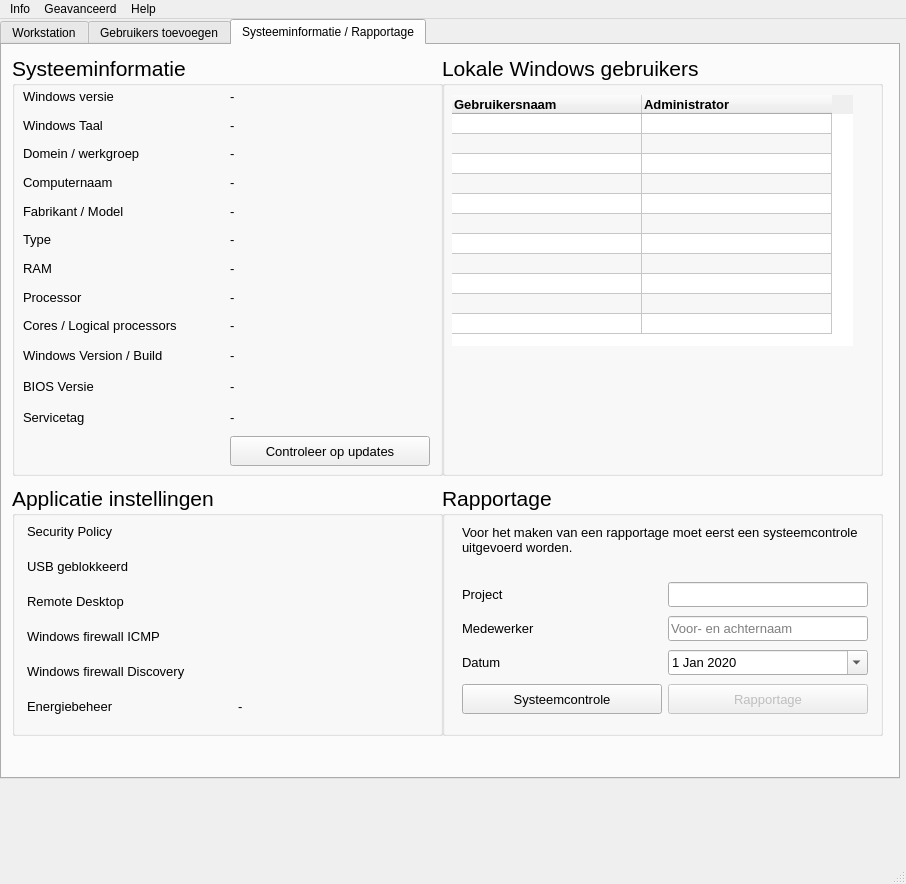
Qt form src/resources/ui/main_window.ui (jebr/windows-deployment-tool) before a commit.
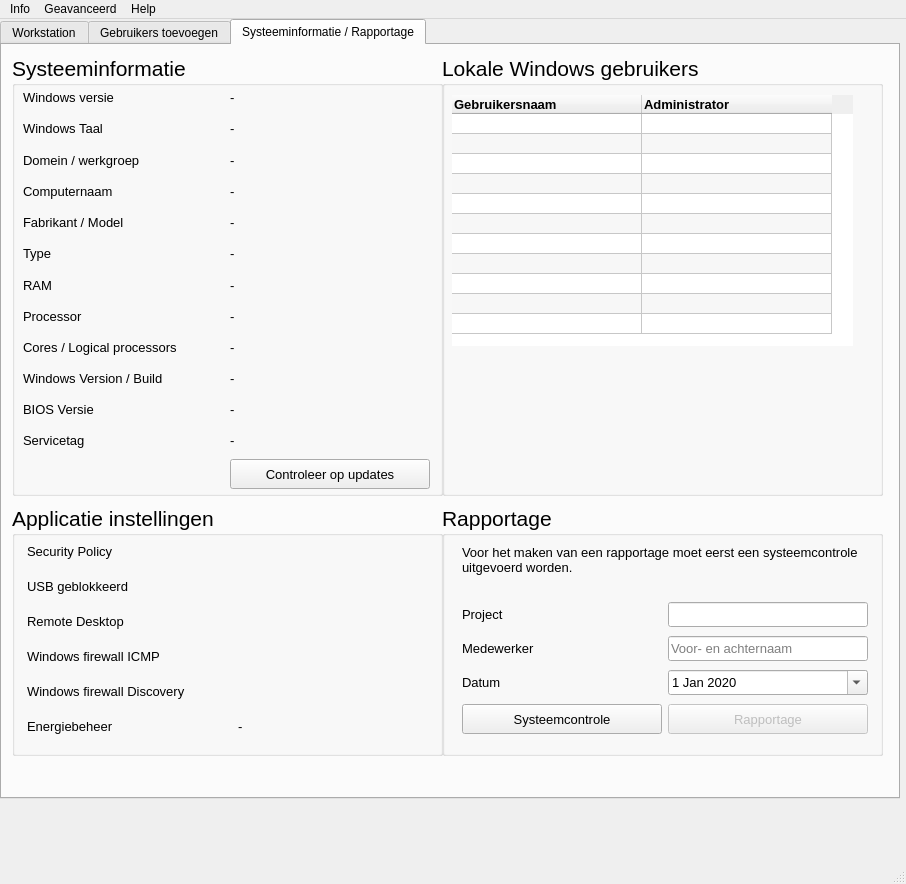
The same form after that commit. The open tabs and pages were chosen to show the change. Icons and pictures are not drawn.

Commit message: [New] #18 add support info

```diff
--- a/src/resources/ui/main_window.ui
+++ b/src/resources/ui/main_window.ui
@@ -35,13 +35,13 @@
    <property name="minimumSize">
     <size>
      <width>900</width>
-     <height>850</height>
+     <height>900</height>
     </size>
    </property>
    <property name="maximumSize">
     <size>
      <width>900</width>
-     <height>850</height>
+     <height>900</height>
     </size>
    </property>
    <widget class="QTabWidget" name="tabWidget">
@@ -53,7 +53,7 @@
       <x>0</x>
       <y>0</y>
       <width>900</width>
-      <height>760</height>
+      <height>780</height>
      </rect>
     </property>
     <property name="focusPolicy">
@@ -1750,7 +1750,7 @@
         <x>10</x>
         <y>10</y>
         <width>431</width>
-        <height>421</height>
+        <height>441</height>
        </rect>
       </property>
       <property name="font">
@@ -1770,18 +1770,12 @@
          <x>10</x>
          <y>30</y>
          <width>411</width>
-         <height>381</height>
+         <height>404</height>
         </rect>
        </property>
        <layout class="QGridLayout" name="gridLayout_9">
         <item row="10" column="1">
          <widget class="QLabel" name="label_bios_version">
-          <property name="sizePolicy">
-           <sizepolicy hsizetype="Preferred" vsizetype="Fixed">
-            <horstretch>0</horstretch>
-            <verstretch>25</verstretch>
-           </sizepolicy>
-          </property>
           <property name="minimumSize">
            <size>
             <width>0</width>
@@ -1896,6 +1890,12 @@
         </item>
         <item row="0" column="1">
          <widget class="QLabel" name="label_windows_version">
+          <property name="minimumSize">
+           <size>
+            <width>0</width>
+            <height>25</height>
+           </size>
+          </property>
           <property name="font">
            <font>
             <pointsize>10</pointsize>
@@ -1935,6 +1935,12 @@
         </item>
         <item row="8" column="1">
          <widget class="QLabel" name="label_cores">
+          <property name="minimumSize">
+           <size>
+            <width>0</width>
+            <height>25</height>
+           </size>
+          </property>
           <property name="font">
            <font>
             <pointsize>10</pointsize>
@@ -1989,6 +1995,12 @@
         </item>
         <item row="2" column="1">
          <widget class="QLabel" name="label_domain_workgroup">
+          <property name="minimumSize">
+           <size>
+            <width>0</width>
+            <height>25</height>
+           </size>
+          </property>
           <property name="font">
            <font>
             <pointsize>10</pointsize>
@@ -2007,6 +2019,12 @@
         </item>
         <item row="5" column="1">
          <widget class="QLabel" name="label_type">
+          <property name="minimumSize">
+           <size>
+            <width>0</width>
+            <height>25</height>
+           </size>
+          </property>
           <property name="font">
            <font>
             <pointsize>10</pointsize>
@@ -2019,6 +2037,12 @@
         </item>
         <item row="1" column="1">
          <widget class="QLabel" name="label_windows_lang">
+          <property name="minimumSize">
+           <size>
+            <width>0</width>
+            <height>25</height>
+           </size>
+          </property>
           <property name="font">
            <font>
             <pointsize>10</pointsize>
@@ -2037,6 +2061,12 @@
         </item>
         <item row="6" column="1">
          <widget class="QLabel" name="label_physicalmemory">
+          <property name="minimumSize">
+           <size>
+            <width>0</width>
+            <height>25</height>
+           </size>
+          </property>
           <property name="font">
            <font>
             <pointsize>10</pointsize>
@@ -2049,6 +2079,12 @@
         </item>
         <item row="4" column="1">
          <widget class="QLabel" name="label_manufacturer_model">
+          <property name="minimumSize">
+           <size>
+            <width>0</width>
+            <height>25</height>
+           </size>
+          </property>
           <property name="font">
            <font>
             <pointsize>10</pointsize>
@@ -2061,6 +2097,12 @@
         </item>
         <item row="3" column="1">
          <widget class="QLabel" name="label_windows_hostname">
+          <property name="minimumSize">
+           <size>
+            <width>0</width>
+            <height>25</height>
+           </size>
+          </property>
           <property name="font">
            <font>
             <pointsize>10</pointsize>
@@ -2091,6 +2133,12 @@
         </item>
         <item row="7" column="1">
          <widget class="QLabel" name="label_processor">
+          <property name="minimumSize">
+           <size>
+            <width>0</width>
+            <height>25</height>
+           </size>
+          </property>
           <property name="font">
            <font>
             <pointsize>10</pointsize>
@@ -2103,12 +2151,6 @@
         </item>
         <item row="9" column="1">
          <widget class="QLabel" name="label_windows_build">
-          <property name="sizePolicy">
-           <sizepolicy hsizetype="Preferred" vsizetype="Fixed">
-            <horstretch>0</horstretch>
-            <verstretch>25</verstretch>
-           </sizepolicy>
-          </property>
           <property name="minimumSize">
            <size>
             <width>0</width>
@@ -2265,12 +2307,6 @@
         </item>
         <item row="11" column="1">
          <widget class="QLabel" name="label_servicetag">
-          <property name="sizePolicy">
-           <sizepolicy hsizetype="Preferred" vsizetype="Fixed">
-            <horstretch>0</horstretch>
-            <verstretch>25</verstretch>
-           </sizepolicy>
-          </property>
           <property name="minimumSize">
            <size>
             <width>0</width>
@@ -2305,7 +2341,7 @@
         <x>440</x>
         <y>10</y>
         <width>441</width>
-        <height>421</height>
+        <height>441</height>
        </rect>
       </property>
       <property name="font">
@@ -2502,7 +2538,7 @@
       <property name="geometry">
        <rect>
         <x>10</x>
-        <y>440</y>
+        <y>460</y>
         <width>431</width>
         <height>251</height>
        </rect>
@@ -2928,7 +2964,7 @@
       <property name="geometry">
        <rect>
         <x>440</x>
-        <y>440</y>
+        <y>460</y>
         <width>441</width>
         <height>251</height>
        </rect>
```
The commit also changes 1 other file.
